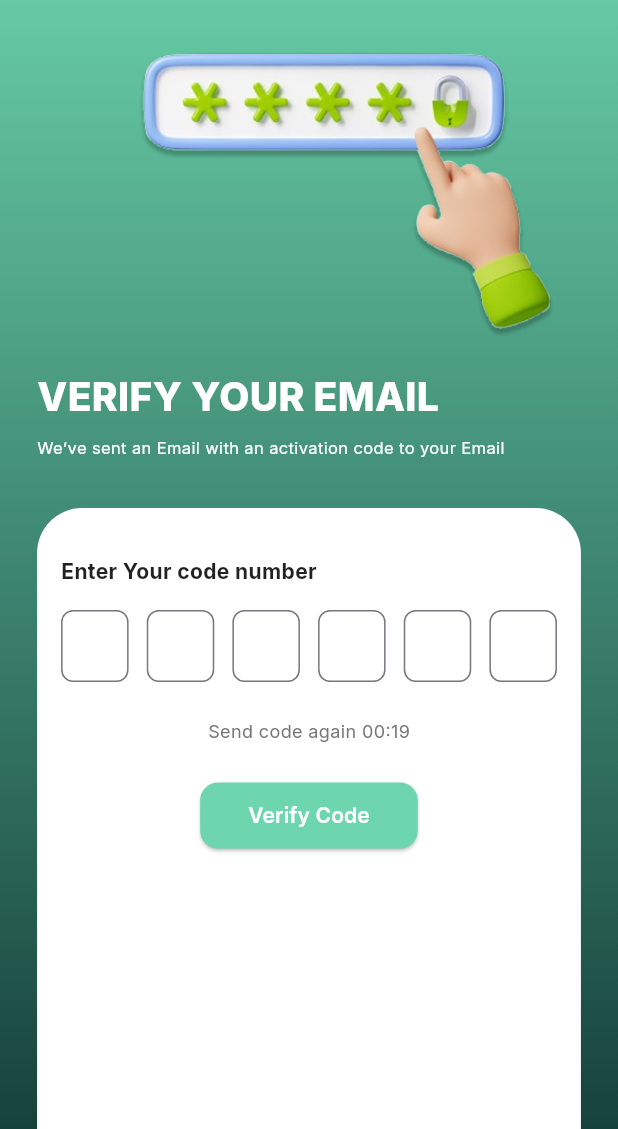
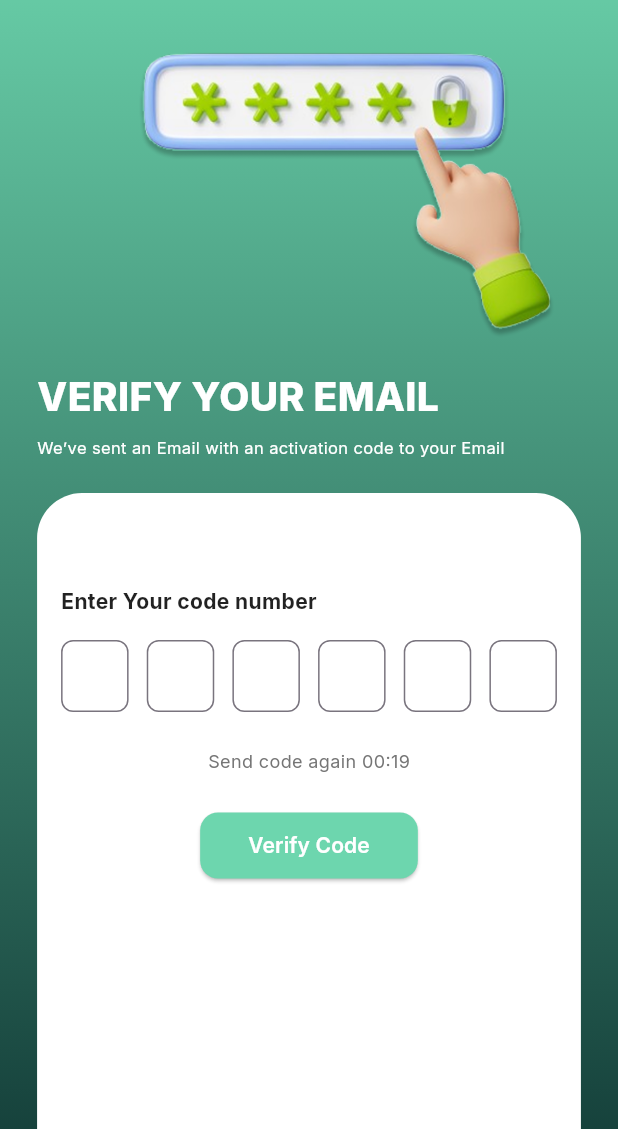
Before and after one commit to imamsmdraa/DPSI_SmartLocker, a Flutter app: the EmailVerificationScreen screen opened by its route, on a phone screen of 412 x 824 dp, the part 107-1236 px from its top. Run offline on Flutter 3.47's test engine with Material 3 defaults, Android fonts, the phone set to English and light mode, and no system bars; our stand-ins replace google_fonts.

Commit message:
Update email verification screen

```diff
--- a/lib/screens/register/email_verification.dart
+++ b/lib/screens/register/email_verification.dart
@@ -122,12 +122,12 @@ class _EmailVerificationScreenState extends State<EmailVerificationScreen> {
                   ),
                 ),
               ),
-              const SizedBox(height: 32),
+              const SizedBox(height: 22),
               Container(
                 padding:
-                    const EdgeInsets.symmetric(vertical: 32, horizontal: 16),
+                    const EdgeInsets.symmetric(vertical: 62, horizontal: 16),
                 decoration: const BoxDecoration(
-                  color: Colors.white,
+                  color: Color.fromARGB(255, 255, 255, 255),
                   borderRadius: BorderRadius.vertical(top: Radius.circular(30)),
                 ),
                 child: Column(
```
